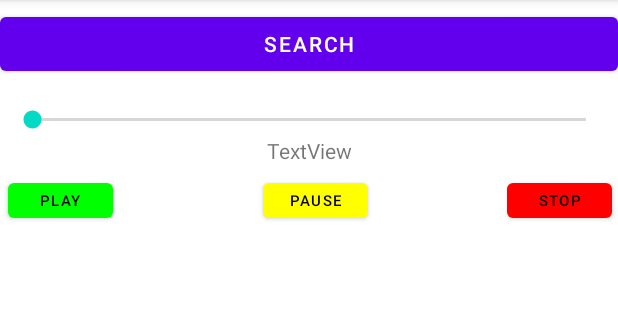
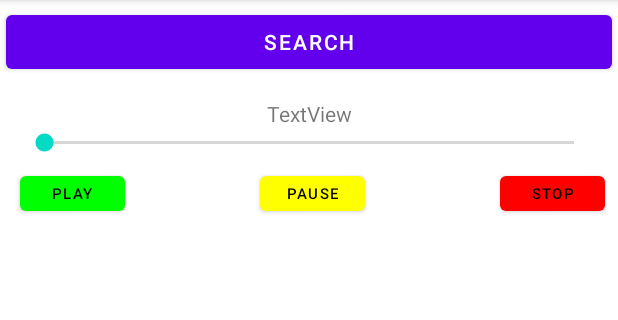
Before and after one commit to rrubin1219/Audio, an Android app: the screen it shows after launch (MainActivity), after a tap on "PLAY", on a phone screen of 412 x 824 dp, the part 84-404 px from its top. Run offline under Robolectric (Android 15) with nearby library versions, the phone set to English and light mode, and no system bars; our stand-ins replace Volley; libraries missing offline, so code that uses them is left out: edu.temple.audlibplayer; 2 statements that could not run were skipped.

```diff
--- a/app/src/main/java/edu/temple/audiobb/ControlFragment.kt
+++ b/app/src/main/java/edu/temple/audiobb/ControlFragment.kt
@@ -14,11 +14,8 @@ class ControlFragment : Fragment() {
     private lateinit var playButton: Button
     private lateinit var pauseButton: Button
     private lateinit var stopButton: Button
-    private lateinit var progressBar: SeekBar
-    private lateinit var nowPlaying: TextView
-
-    private lateinit var book: Book
-    val max = book.duration
+    private var progressBar: SeekBar? = null
+    private var nowPlaying: TextView? = null
 
     override fun onCreateView(inflater: LayoutInflater, container: ViewGroup?, savedInstanceState: Bundle?): View? {
         // Inflate the layout for this fragment
@@ -34,39 +31,43 @@ class ControlFragment : Fragment() {
         pauseButton.setBackgroundColor(Color.YELLOW)
         stopButton.setBackgroundColor(Color.RED)
 
-        nowPlaying.text = book.title
-
-        var spot: Int
-        val bundle = Bundle()
-
-        playButton.setOnClickListener{
-            bundle.putBoolean("play", true)
-            bundle.putBoolean("pause", false)
-            bundle.putBoolean("stop", false)
-        }
-        pauseButton.setOnClickListener{
-            bundle.putBoolean("play", false)
-            bundle.putBoolean("pause", true)
-            bundle.putBoolean("stop", false)
-        }
-        stopButton.setOnClickListener{
-            bundle.putBoolean("play", false)
-            bundle.putBoolean("pause", false)
-            bundle.putBoolean("stop", true)
-        }
-        progressBar.setOnSeekBarChangeListener(object : SeekBar.OnSeekBarChangeListener {
-            override fun onProgressChanged(seekBar: SeekBar, progress: Int, fromUser: Boolean) {
-                bundle.putBoolean("fromUser", fromUser)
-                bundle.putInt("progress", progress)
+        progressBar?.setOnSeekBarChangeListener(object: SeekBar.OnSeekBarChangeListener{
+            override fun onProgressChanged(p0: SeekBar?, p1: Int, p2: Boolean) {
+                if(p2) (activity as MediaControlInterface).seek(p1)
             }
-            override fun onStartTrackingTouch(seekBar: SeekBar) {
+            override fun onStartTrackingTouch(p0: SeekBar?) {
             }
-            override fun onStopTrackingTouch(seekBar: SeekBar) {
-                val p = seekBar.progress/100 //Percent of progress
-                spot = p*max
-                bundle.putInt("spot", spot)
+            override fun onStopTrackingTouch(p0: SeekBar?) {
             }
         })
+
+        val onClickListener = View.OnClickListener {
+            val parent = activity as MediaControlInterface
+            when (it.id) {
+                R.id.playButton -> parent.play()
+                R.id.pauseButton -> parent.pause()
+                R.id.stopButton -> parent.stop()
+            }
+        }
+
+        playButton.setOnClickListener(onClickListener)
+        pauseButton.setOnClickListener(onClickListener)
+        stopButton.setOnClickListener(onClickListener)
+
         return layout
     }
+
+    fun setNowPlaying(title: String) {
+        nowPlaying?.text = title
+    }
+    fun setPlayProgress(progress: Int) {
+        progressBar?.setProgress(progress, true)
+    }
+
+    interface MediaControlInterface {
+        fun play()
+        fun pause()
+        fun stop()
+        fun seek(position: Int)
+    }
 }
--- a/app/src/main/java/edu/temple/audiobb/MainActivity.kt
+++ b/app/src/main/java/edu/temple/audiobb/MainActivity.kt
@@ -13,17 +13,21 @@ import android.view.View
 import android.widget.Button
 import androidx.activity.result.contract.ActivityResultContracts
 import androidx.lifecycle.ViewModelProvider
+import com.android.volley.Request
+import com.android.volley.toolbox.JsonObjectRequest
+import com.android.volley.toolbox.Volley
 import edu.temple.audlibplayer.PlayerService
-import java.lang.Exception
-import kotlin.properties.Delegates
 
 
-class MainActivity: AppCompatActivity(), BookListFragment.BookSelectedInterface{
+class MainActivity: AppCompatActivity(), BookListFragment.BookSelectedInterface, ControlFragment.MediaControlInterface{
     private val isSingleContainer: Boolean by lazy{
         findViewById<View>(R.id.displayContainer) == null
     }
     private val selectedBookViewModel: BookViewModel by lazy{
         ViewModelProvider(this).get(BookViewModel::class.java)
+    }
+    private val playingBookViewModel : PlayingBookViewModel by lazy {
+        ViewModelProvider(this).get(PlayingBookViewModel::class.java)
     }
     private val bookListViewModel: BookList by lazy {
         ViewModelProvider(this).get((BookList::class.java))
@@ -32,10 +36,10 @@ class MainActivity: AppCompatActivity(), BookListFragment.BookSelectedInterface{
         findViewById(R.id.dialogButton)
     }
 
-    private var bookProgress = 0
     var isConnected = false
     lateinit var playerBinder: PlayerService.MediaControlBinder //Service Binder
     private lateinit var bookListFragment: BookListFragment
+    private lateinit var service: Intent
 
     private val result = registerForActivityResult(ActivityResultContracts.StartActivityForResult()){
         supportFragmentManager.popBackStack()
@@ -46,8 +50,28 @@ class MainActivity: AppCompatActivity(), BookListFragment.BookSelectedInterface{
     }
 
     //Service Handler
-    private val playerHandler = Handler(Looper.getMainLooper()){
-        bookProgress = (it.obj as PlayerService.BookProgress).progress
+    val playerHandler = Handler(Looper.getMainLooper()) { msg ->
+        msg.obj?.let { msgObj ->
+            val bookProgress = msgObj as PlayerService.BookProgress
+
+            if (playingBookViewModel.getPlayingBook().value == null) {
+                Volley.newRequestQueue(this)
+                    .add(JsonObjectRequest(Request.Method.GET, API.getBookDataUrl(bookProgress.bookId), null, { jsonObject ->
+                        playingBookViewModel.setPlayingBook(Book(jsonObject))
+                        if (selectedBookViewModel.getBook().value == null) {
+                            selectedBookViewModel.setBook(playingBookViewModel.getPlayingBook().value)
+                            bookSelected()
+                        }
+                    }, {}))
+            }
+            supportFragmentManager.findFragmentById(R.id.controlContainer)?.run{
+                with (this as ControlFragment) {
+                    playingBookViewModel.getPlayingBook().value?.also {
+                        setPlayProgress(((bookProgress.progress / it.duration.toFloat()) * 100).toInt())
+                    }
+                }
+            }
+        }
         true
     }
 
@@ -58,7 +82,6 @@ class MainActivity: AppCompatActivity(), BookListFragment.BookSelectedInterface{
             playerBinder = service as PlayerService.MediaControlBinder
             playerBinder.setProgressHandler(playerHandler)
         }
-
         override fun onServiceDisconnected(name: ComponentName?) {
             isConnected = false
         }
@@ -75,41 +98,18 @@ class MainActivity: AppCompatActivity(), BookListFragment.BookSelectedInterface{
         //Start Dialog Activity
         dialogButton.setOnClickListener{
             result.launch(Intent(this, BookSearchActivity::class.java))
+
         }
 
-        val bundle = Bundle() //Bundle to pass data
+        playingBookViewModel.getPlayingBook().observe(this, {
+            (supportFragmentManager.findFragmentById(R.id.controlFragmentContainer) as ControlFragment).setNowPlaying(it.title)
+        })
 
-        //Determine if button was pressed
-        val play = bundle.getBoolean("play", false)
-        val pause = bundle.getBoolean("pause", false)
-        val stop = bundle.getBoolean("stop", false)
-
-        //Handles seekBar
-        val progress = bundle.getInt("progress") //Auto seek to
-        val fromUser = bundle.getBoolean("fromUser", false)
-        val spot = bundle.getInt("spot") //Manuel seek ro
-
-        if(play && isConnected){
-            playerBinder.play(progress)
-        }
-        if(pause && isConnected){
-            playerBinder.pause()
-        }
-        if(stop && isConnected){
-            playerBinder.stop()
-        }
-
-        if(fromUser){
-            playerBinder.seekTo(spot)
-        }
+        //Service Intent
+        service = Intent(this, PlayerService::class.java)
 
         //Bind Service Connection
-        bindService(Intent(this, PlayerService::class.java), serviceConnection, BIND_AUTO_CREATE)
-
-        //Initializing Control Fragment
-        supportFragmentManager.beginTransaction()
-            .add(R.id.controlContainer, ControlFragment())
-            .commit()
+        bindService(service, serviceConnection, BIND_AUTO_CREATE)
 
         //Switching from one container to two containers clear BookDisplayFragment from listContainer
         if (supportFragmentManager.findFragmentById(R.id.listContainer) is BookDisplayFragment && selectedBookViewModel.getBook().value != null) {
@@ -169,4 +169,26 @@ class MainActivity: AppCompatActivity(), BookListFragment.BookSelectedInterface{
                 .commit()
         }
     }
+
+    override fun play() {
+        if (isConnected && selectedBookViewModel.getBook().value != null) {
+            Log.d("Button pressed", "Play button")
+            playerBinder.play(selectedBookViewModel.getBook().value!!.id)
+            playingBookViewModel.setPlayingBook(selectedBookViewModel.getBook().value)
+            startService(service)
+        }
+    }
+    override fun pause() {
+        if (isConnected) playerBinder.pause()
+    }
+    override fun stop() {
+        if (isConnected) {
+            playerBinder.stop()
+            stopService(service)
+        }
+    }
+    override fun seek(position: Int) {
+        // Converting percentage to proper book progress
+        if (isConnected && playerBinder.isPlaying) playerBinder.seekTo((playingBookViewModel.getPlayingBook().value!!.duration * (position.toFloat() / 100)).toInt())
+    }
 }
--- /dev/null
+++ b/app/src/main/java/edu/temple/audiobb/PlayingBookViewModel.kt
@@ -0,0 +1,17 @@
+package edu.temple.audiobb
+
+import androidx.lifecycle.LiveData
+import androidx.lifecycle.MutableLiveData
+import androidx.lifecycle.ViewModel
+
+class PlayingBookViewModel : ViewModel() {
+    private val book: MutableLiveData<Book> by lazy {
+        MutableLiveData()
+    }
+    fun getPlayingBook(): LiveData<Book> {
+        return book
+    }
+    fun setPlayingBook(selectedBook: Book?) {
+        this.book.value = selectedBook
+    }
+}
--- a/app/src/main/res/layout/activity_main.xml
+++ b/app/src/main/res/layout/activity_main.xml
@@ -7,13 +7,13 @@
     tools:context=".MainActivity">
 
     <Button
+        android:text="Search"
         android:id="@+id/dialogButton"
         android:layout_width="0dp"
         android:layout_height="wrap_content"
-        android:layout_marginTop="5dp"
-        android:layout_marginBottom="101dp"
-        android:text="Search"
-        app:layout_constraintBottom_toTopOf="@+id/listContainer"
+        android:layout_marginStart="4dp"
+        android:layout_marginTop="4dp"
+        android:layout_marginEnd="4dp"
         app:layout_constraintEnd_toEndOf="parent"
         app:layout_constraintStart_toStartOf="parent"
         app:layout_constraintTop_toTopOf="parent" />
@@ -23,22 +23,24 @@
         android:id="@+id/listContainer"
         android:layout_width="0dp"
         android:layout_height="0dp"
-        android:layout_marginBottom="2dp"
+        android:layout_marginStart="4dp"
+        android:layout_marginTop="8dp"
+        android:layout_marginEnd="4dp"
+        android:layout_marginBottom="4dp"
         app:layout_constraintBottom_toBottomOf="parent"
         app:layout_constraintEnd_toEndOf="parent"
         app:layout_constraintStart_toStartOf="parent"
-        app:layout_constraintTop_toBottomOf="@+id/dialogButton" />
+        app:layout_constraintTop_toBottomOf="@+id/controlFragmentContainer" />
 
     <androidx.fragment.app.FragmentContainerView
-        android:id="@+id/fragmentContainerView"
+        android:id="@+id/controlFragmentContainer"
         android:name="edu.temple.audiobb.ControlFragment"
         android:layout_width="0dp"
-        android:layout_height="87dp"
-        android:layout_marginTop="5dp"
-        android:layout_marginBottom="5dp"
-        app:layout_constraintBottom_toTopOf="@+id/listContainer"
-        app:layout_constraintEnd_toEndOf="parent"
-        app:layout_constraintStart_toStartOf="parent"
+        android:layout_height="wrap_content"
+        android:layout_marginStart="4dp"
+        android:layout_marginTop="4dp"
+        android:layout_marginEnd="4dp"
+        app:layout_constraintEnd_toEndOf="@+id/dialogButton"
+        app:layout_constraintStart_toStartOf="@+id/dialogButton"
         app:layout_constraintTop_toBottomOf="@+id/dialogButton" />
-
 </androidx.constraintlayout.widget.ConstraintLayout>
--- a/app/src/main/res/layout/fragment_control.xml
+++ b/app/src/main/res/layout/fragment_control.xml
@@ -10,10 +10,10 @@
         android:id="@+id/pauseButton"
         android:layout_width="70dp"
         android:layout_height="35dp"
-        android:layout_marginStart="175dp"
+        android:layout_marginStart="165dp"
         android:layout_marginTop="55dp"
+        android:text="Pause"
         android:textColor="@color/black"
-        android:text="Pause"
         android:textSize="10sp" />
 
     <Button
@@ -31,24 +31,24 @@
         android:layout_width="match_parent"
         android:layout_height="wrap_content"
         android:layout_marginStart="5dp"
-        android:layout_marginTop="10dp"
+        android:layout_marginTop="30dp"
         android:layout_marginEnd="5dp" />
 
     <Button
         android:id="@+id/stopButton"
         android:layout_width="70dp"
         android:layout_height="35dp"
-        android:layout_marginStart="338dp"
+        android:layout_marginStart="325dp"
         android:layout_marginTop="55dp"
+        android:text="Stop"
         android:textColor="@color/black"
-        android:text="Stop"
         android:textSize="10sp" />
 
     <TextView
         android:id="@+id/nowPlaying"
         android:layout_width="match_parent"
         android:layout_height="wrap_content"
-        android:layout_marginTop="30dp"
+        android:layout_marginTop="10dp"
         android:text="TextView"
         android:textAlignment="center" />
 </FrameLayout>
```
Also changed, not shown: app/src/main/java/edu/temple/audiobb/API.kt (added, +9 -0 lines).
